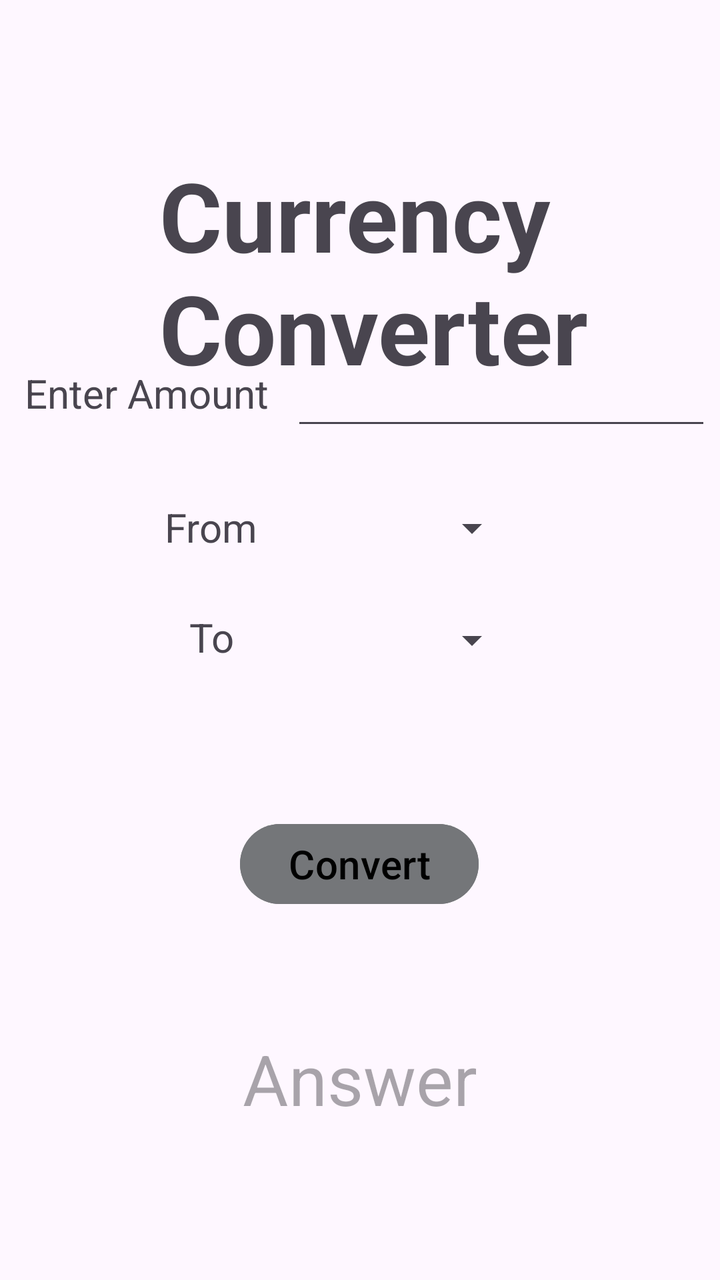
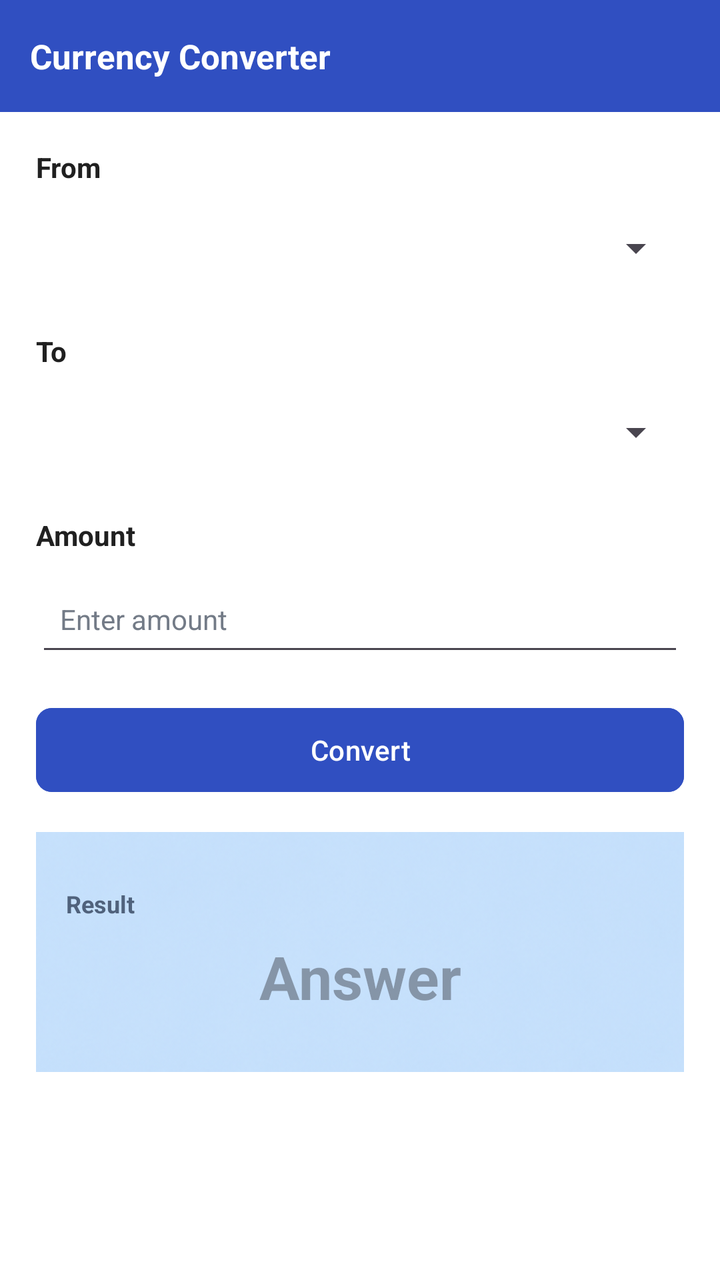

The first picture is an Android layout as it rendered before a commit; the second is the same layout after the commit. The layout source and the unified diff follow.
<!-- AndroidManifest.xml: application theme Theme.Task2 -->
<!-- res/layout/activity_main.xml -->
<?xml version="1.0" encoding="utf-8"?>
<androidx.constraintlayout.widget.ConstraintLayout xmlns:android="http://schemas.android.com/apk/res/android"
    xmlns:app="http://schemas.android.com/apk/res-auto"
    xmlns:tools="http://schemas.android.com/tools"
    android:id="@+id/main"
    android:layout_width="match_parent"
    android:layout_height="match_parent"
    tools:context=".get_started">

    <TextView
        android:id="@+id/textView2"
        android:layout_width="wrap_content"
        android:layout_height="wrap_content"
        android:text="Currency\nConverter"
        android:textSize="48sp"
        android:textStyle="bold"
        app:layout_constraintBottom_toBottomOf="parent"
        app:layout_constraintEnd_toEndOf="parent"
        app:layout_constraintHorizontal_bias="0.548"
        app:layout_constraintStart_toStartOf="parent"
        app:layout_constraintTop_toTopOf="parent"
        app:layout_constraintVertical_bias="0.145" />

    <TextView
        android:id="@+id/textView3"
        android:layout_width="wrap_content"
        android:layout_height="wrap_content"
        android:layout_marginBottom="40dp"
        android:text="Enter Amount"
        android:textSize="20sp"
        app:layout_constraintBottom_toTopOf="@+id/textView4"
        app:layout_constraintEnd_toStartOf="@+id/editTextText2"
        app:layout_constraintHorizontal_bias="0.522"
        app:layout_constraintStart_toStartOf="parent" />

    <EditText
        android:id="@+id/editTextText2"
        android:layout_width="wrap_content"
        android:layout_height="wrap_content"
        android:layout_marginBottom="32dp"
        android:ems="10"
        android:inputType="text"
        app:layout_constraintBottom_toTopOf="@+id/textView5"
        app:layout_constraintEnd_toEndOf="parent"
        app:layout_constraintHorizontal_bias="0.972"
        app:layout_constraintStart_toStartOf="parent"
        app:layout_constraintTop_toBottomOf="@+id/textView2"
        app:layout_constraintVertical_bias="1.0" />

    <TextView
        android:id="@+id/textView4"
        android:layout_width="wrap_content"
        android:layout_height="wrap_content"
        android:layout_marginBottom="28dp"
        android:text="From"
        android:textSize="20sp"
        app:layout_constraintBottom_toTopOf="@+id/textView8"
        app:layout_constraintEnd_toStartOf="@+id/textView5"
        app:layout_constraintHorizontal_bias="0.496"
        app:layout_constraintStart_toStartOf="parent" />

    <Spinner
        android:id="@+id/textView5"
        android:layout_width="wrap_content"
        android:layout_height="wrap_content"
        android:layout_marginEnd="100dp"
        android:layout_marginBottom="32dp"
        android:hint="select"
        android:textSize="20sp"
        app:layout_constraintBottom_toTopOf="@+id/textView6"
        app:layout_constraintEnd_toEndOf="parent" />

    <Spinner
        android:id="@+id/textView6"
        android:layout_width="wrap_content"
        android:layout_height="wrap_content"
        android:layout_marginEnd="100dp"
        android:layout_marginBottom="76dp"
        android:text="To"
        android:textSize="20sp"
        app:layout_constraintBottom_toTopOf="@+id/button"
        app:layout_constraintEnd_toEndOf="parent" />

    <TextView
        android:id="@+id/textView8"
        android:layout_width="wrap_content"
        android:layout_height="wrap_content"
        android:layout_marginBottom="308dp"
        android:text="To"
        android:textSize="20sp"
        app:layout_constraintBottom_toBottomOf="parent"
        app:layout_constraintEnd_toStartOf="@+id/textView6"
        app:layout_constraintStart_toStartOf="parent" />

    <Button
        android:id="@+id/button"
        android:layout_width="wrap_content"
        android:layout_height="wrap_content"
        android:layout_marginBottom="184dp"
        android:backgroundTint="@color/material_dynamic_neutral50"
        android:text="Convert"
        android:textColor="@color/black"
        android:textSize="20sp"
        app:cornerRadius="35dp"
        app:layout_constraintBottom_toBottomOf="parent"
        app:layout_constraintEnd_toEndOf="parent"
        app:layout_constraintHorizontal_bias="0.498"
        app:layout_constraintStart_toStartOf="parent" />

    <TextView
        android:id="@+id/textView9"
        android:layout_width="wrap_content"
        android:layout_height="wrap_content"
        android:layout_marginTop="60dp"
        android:hint="Answer"
        android:textSize="35dp"
        app:layout_constraintBottom_toBottomOf="parent"
        app:layout_constraintEnd_toEndOf="parent"
        app:layout_constraintStart_toStartOf="parent"
        app:layout_constraintTop_toBottomOf="@+id/button"
        app:layout_constraintVertical_bias="0.0" />

</androidx.constraintlayout.widget.ConstraintLayout>
<!-- resources referenced by this layout -->
<resources>
  <color name="black">#FF000000</color>
  <style name="Theme.Task2" parent="Base.Theme.Task2" />
  <style name="Base.Theme.Task2" parent="Theme.Material3.DayNight.NoActionBar">
          
          
      </style>
</resources>

<!-- the commit's change to res/layout/activity_main.xml (unified diff, before → after) -->
@@ -1,123 +1,175 @@
 <?xml version="1.0" encoding="utf-8"?>
-<androidx.constraintlayout.widget.ConstraintLayout xmlns:android="http://schemas.android.com/apk/res/android"
+<androidx.constraintlayout.widget.ConstraintLayout
+    xmlns:android="http://schemas.android.com/apk/res/android"
     xmlns:app="http://schemas.android.com/apk/res-auto"
     xmlns:tools="http://schemas.android.com/tools"
     android:id="@+id/main"
     android:layout_width="match_parent"
     android:layout_height="match_parent"
-    tools:context=".get_started">
+    android:background="#FFFFFF"
+    tools:context=".MainActivity">
 
-    <TextView
-        android:id="@+id/textView2"
-        android:layout_width="wrap_content"
-        android:layout_height="wrap_content"
-        android:text="Currency\nConverter"
-        android:textSize="48sp"
-        android:textStyle="bold"
+
+
+    <LinearLayout
+        android:id="@+id/topBar"
+        android:layout_width="match_parent"
+        android:layout_height="56dp"
+        android:orientation="horizontal"
+        android:gravity="center_vertical"
+        android:background="#304FC1"
+        android:paddingStart="15dp"
+        android:paddingEnd="15dp"
+        app:layout_constraintTop_toTopOf="parent">
+
+
+        <TextView
+            android:layout_width="wrap_content"
+            android:layout_height="wrap_content"
+
+            android:text="Currency Converter"
+            android:textColor="#FFFFFF"
+            android:textSize="17sp"
+            android:textStyle="bold" />
+
+    </LinearLayout>
+
+
+
+    <ScrollView
+        android:layout_width="0dp"
+        android:layout_height="0dp"
+
+        android:paddingStart="18dp"
+        android:paddingEnd="18dp"
+        app:layout_constraintTop_toBottomOf="@id/topBar"
         app:layout_constraintBottom_toBottomOf="parent"
-        app:layout_constraintEnd_toEndOf="parent"
-        app:layout_constraintHorizontal_bias="0.548"
         app:layout_constraintStart_toStartOf="parent"
-        app:layout_constraintTop_toTopOf="parent"
-        app:layout_constraintVertical_bias="0.145" />
+        app:layout_constraintEnd_toEndOf="parent">
 
-    <TextView
-        android:id="@+id/textView3"
-        android:layout_width="wrap_content"
-        android:layout_height="wrap_content"
-        android:layout_marginBottom="40dp"
-        android:text="Enter Amount"
-        android:textSize="20sp"
-        app:layout_constraintBottom_toTopOf="@+id/textView4"
-        app:layout_constraintEnd_toStartOf="@+id/editTextText2"
-        app:layout_constraintHorizontal_bias="0.522"
-        app:layout_constraintStart_toStartOf="parent" />
+        <LinearLayout
+            android:layout_width="match_parent"
+            android:layout_height="wrap_content"
+            android:orientation="vertical"
+            android:paddingTop="18dp"
+            android:paddingBottom="30dp">
 
-    <EditText
-        android:id="@+id/editTextText2"
-        android:layout_width="wrap_content"
-        android:layout_height="wrap_content"
-        android:layout_marginBottom="32dp"
-        android:ems="10"
-        android:inputType="text"
-        app:layout_constraintBottom_toTopOf="@+id/textView5"
-        app:layout_constraintEnd_toEndOf="parent"
-        app:layout_constraintHorizontal_bias="0.972"
-        app:layout_constraintStart_toStartOf="parent"
-        app:layout_constraintTop_toBottomOf="@+id/textView2"
-        app:layout_constraintVertical_bias="1.0" />
 
-    <TextView
-        android:id="@+id/textView4"
-        android:layout_width="wrap_content"
-        android:layout_height="wrap_content"
-        android:layout_marginBottom="28dp"
-        android:text="From"
-        android:textSize="20sp"
-        app:layout_constraintBottom_toTopOf="@+id/textView8"
-        app:layout_constraintEnd_toStartOf="@+id/textView5"
-        app:layout_constraintHorizontal_bias="0.496"
-        app:layout_constraintStart_toStartOf="parent" />
 
-    <Spinner
-        android:id="@+id/textView5"
-        android:layout_width="wrap_content"
-        android:layout_height="wrap_content"
-        android:layout_marginEnd="100dp"
-        android:layout_marginBottom="32dp"
-        android:hint="select"
-        android:textSize="20sp"
-        app:layout_constraintBottom_toTopOf="@+id/textView6"
-        app:layout_constraintEnd_toEndOf="parent" />
+            <TextView
+                android:id="@+id/textView4"
+                android:layout_width="wrap_content"
+                android:layout_height="wrap_content"
+                android:text="From"
+                android:textColor="#202020"
+                android:textSize="14sp"
+                android:textStyle="bold" />
 
-    <Spinner
-        android:id="@+id/textView6"
-        android:layout_width="wrap_content"
-        android:layout_height="wrap_content"
-        android:layout_marginEnd="100dp"
-        android:layout_marginBottom="76dp"
-        android:text="To"
-        android:textSize="20sp"
-        app:layout_constraintBottom_toTopOf="@+id/button"
-        app:layout_constraintEnd_toEndOf="parent" />
 
-    <TextView
-        android:id="@+id/textView8"
-        android:layout_width="wrap_content"
-        android:layout_height="wrap_content"
-        android:layout_marginBottom="308dp"
-        android:text="To"
-        android:textSize="20sp"
-        app:layout_constraintBottom_toBottomOf="parent"
-        app:layout_constraintEnd_toStartOf="@+id/textView6"
-        app:layout_constraintStart_toStartOf="parent" />
+            <Spinner
+                android:id="@+id/textView5"
+                android:layout_width="match_parent"
+                android:layout_height="50dp"
+                android:layout_marginTop="6dp"
+                android:paddingStart="12dp"
+                android:paddingEnd="10dp"
+                android:spinnerMode="dropdown" />
 
-    <Button
-        android:id="@+id/button"
-        android:layout_width="wrap_content"
-        android:layout_height="wrap_content"
-        android:layout_marginBottom="184dp"
-        android:backgroundTint="@color/material_dynamic_neutral50"
-        android:text="Convert"
-        android:textColor="@color/black"
-        android:textSize="20sp"
-        app:cornerRadius="35dp"
-        app:layout_constraintBottom_toBottomOf="parent"
-        app:layout_constraintEnd_toEndOf="parent"
-        app:layout_constraintHorizontal_bias="0.498"
-        app:layout_constraintStart_toStartOf="parent" />
 
-    <TextView
-        android:id="@+id/textView9"
-        android:layout_width="wrap_content"
-        android:layout_height="wrap_content"
-        android:layout_marginTop="60dp"
-        android:hint="Answer"
-        android:textSize="35dp"
-        app:layout_constraintBottom_toBottomOf="parent"
-        app:layout_constraintEnd_toEndOf="parent"
-        app:layout_constraintStart_toStartOf="parent"
-        app:layout_constraintTop_toBottomOf="@+id/button"
-        app:layout_constraintVertical_bias="0.0" />
+
+            <TextView
+                android:id="@+id/textView8"
+                android:layout_width="wrap_content"
+                android:layout_height="wrap_content"
+                android:layout_marginTop="17dp"
+                android:text="To"
+                android:textColor="#202020"
+                android:textSize="14sp"
+                android:textStyle="bold" />
+
+
+            <Spinner
+                android:id="@+id/textView6"
+                android:layout_width="match_parent"
+                android:layout_height="50dp"
+                android:layout_marginTop="6dp"
+                android:paddingStart="12dp"
+                android:paddingEnd="10dp"
+                android:spinnerMode="dropdown" />
+
+
+
+            <TextView
+                android:id="@+id/textView3"
+                android:layout_width="wrap_content"
+                android:layout_height="wrap_content"
+                android:layout_marginTop="17dp"
+                android:text="Amount"
+                android:textColor="#202020"
+                android:textSize="14sp"
+                android:textStyle="bold" />
+
+
+            <EditText
+                android:id="@+id/editTextText2"
+                android:layout_width="match_parent"
+                android:layout_height="50dp"
+                android:layout_marginTop="6dp"
+                android:hint="Enter amount"
+                android:inputType="numberDecimal"
+                android:paddingStart="12dp"
+                android:paddingEnd="12dp"
+                android:textColor="#222222"
+                android:textColorHint="#737B87"
+                android:textSize="14sp" />
+
+
+
+            <Button
+                android:id="@+id/button"
+                android:layout_width="match_parent"
+                android:layout_height="50dp"
+                android:layout_marginTop="17dp"
+                android:backgroundTint="#304FC1"
+                android:text="Convert"
+                android:textColor="#FFFFFF"
+                android:textSize="14sp"
+                app:cornerRadius="8dp" />
+
+
+            <LinearLayout
+                android:layout_width="match_parent"
+                android:layout_height="120dp"
+                android:layout_marginTop="16dp"
+                android:background="@drawable/currency_card"
+                android:gravity="center_vertical"
+                android:orientation="vertical"
+                android:padding="15dp">
+
+                <TextView
+                    android:layout_width="wrap_content"
+                    android:layout_height="wrap_content"
+                    android:text="Result"
+                    android:textStyle="bold"
+                    android:textColor="#50627C"
+                    android:textSize="12sp" />
+
+                <TextView
+                    android:id="@+id/textView9"
+                    android:layout_width="match_parent"
+                    android:layout_height="wrap_content"
+                    android:layout_marginTop="8dp"
+                    android:gravity="center"
+                    android:hint="Answer"
+                    android:textColor="#173B9B"
+                    android:textSize="30sp"
+                    android:textStyle="bold" />
+
+            </LinearLayout>
+
+
+        </LinearLayout>
+
+    </ScrollView>
 
 </androidx.constraintlayout.widget.ConstraintLayout>
<!-- resource entries referenced after the edit -->
@@ -1,6 +1,6 @@
 <!-- resources referenced by this layout -->
 <resources>
-  <color name="black">#FF000000</color>
+  <!-- drawable currency_card: png bitmap (drawable, 85547 bytes) -->
   <style name="Theme.Task2" parent="Base.Theme.Task2" />
   <style name="Base.Theme.Task2" parent="Theme.Material3.DayNight.NoActionBar">
           
